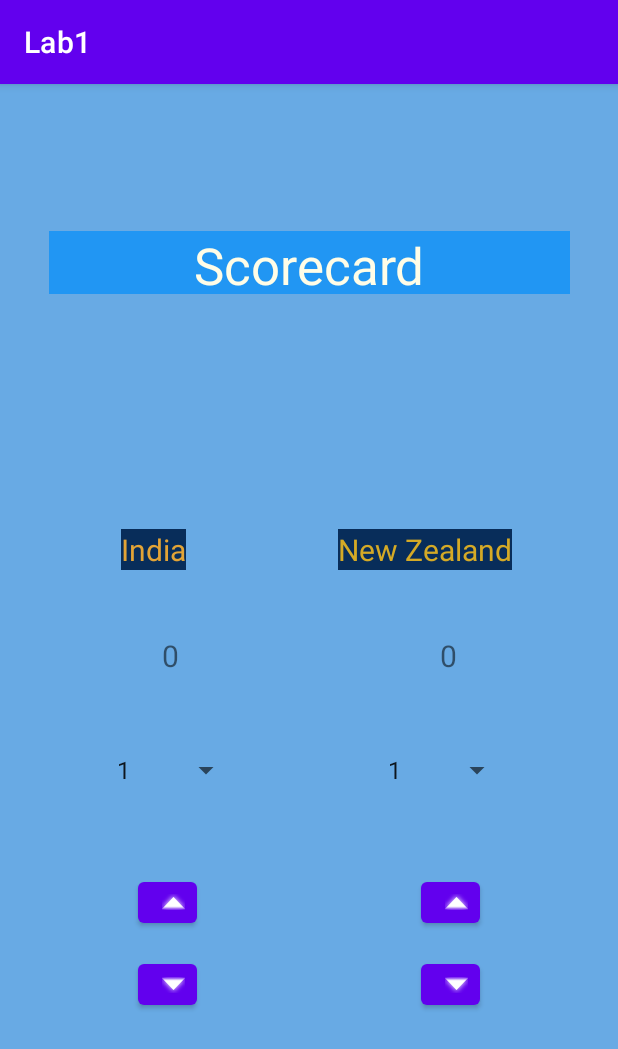
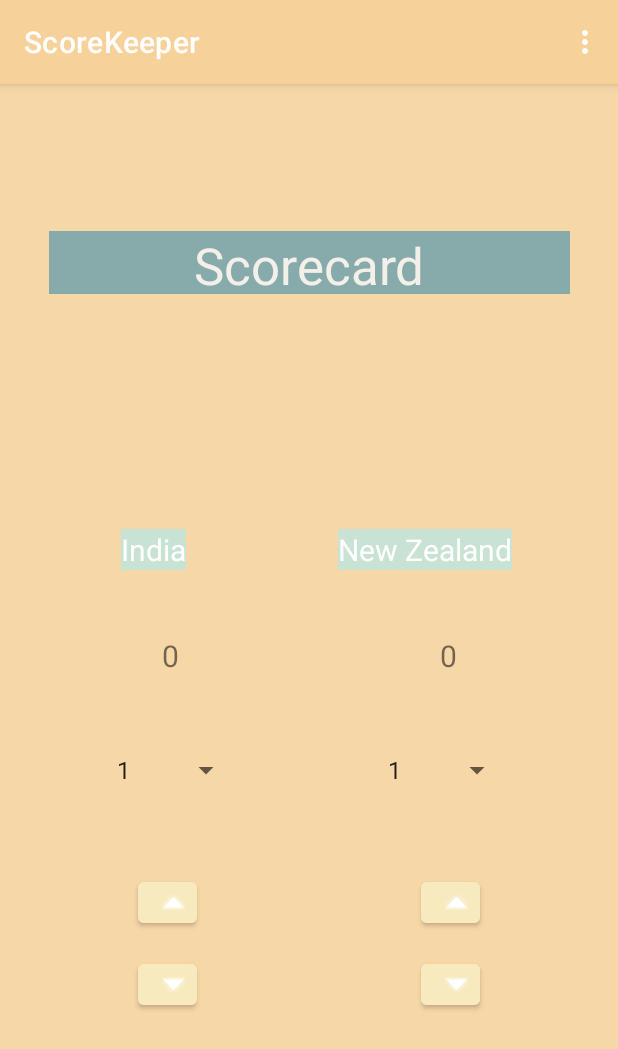
Before and after one commit to moxit01/Java_Lab_4, an Android app: the screen it shows after launch (MainActivity), on a phone screen of 412 x 824 dp. Shown: the top 1049 px of the screen. Run offline under Robolectric (Android 15) with nearby library versions, the phone set to English and light mode, and no system bars.

Commit message:
Added Styles

```diff
--- a/Scorekeeper/app/src/main/java/com/moxit/Score_keeper/MainActivity.java
+++ b/Scorekeeper/app/src/main/java/com/moxit/Score_keeper/MainActivity.java
@@ -2,6 +2,8 @@ package com.moxit.Score_keeper;
 
 import android.annotation.SuppressLint;
 import android.os.Bundle;
+import android.view.Menu;
+import android.view.MenuItem;
 import android.view.View;
 import android.widget.AdapterView;
 import android.widget.ArrayAdapter;
@@ -34,6 +36,19 @@ public class MainActivity extends AppCompatActivity {
 
     }
 
+    public boolean onCreateOptionsMenu(Menu menu){
+        getMenuInflater().inflate(R.menu.menu, menu);
+        return true;
+    }
+
+    public boolean onOptionsItemSelected(MenuItem menu){
+
+        return true;
+
+    }
+
+
+
     void initLayouts()
     {
         //LAYOUTS referenced
@@ -52,7 +67,7 @@ public class MainActivity extends AppCompatActivity {
 
     void initListeners()
     {
-        //array Adapter for spinner.
+        //array Adapter for spinner which will store the items in the spinner.
         ArrayAdapter<CharSequence> adapter = ArrayAdapter.createFromResource(this,
                 R.array.india_spinner, android.R.layout.simple_spinner_item);
         india_spinner.setAdapter(adapter);
--- a/Scorekeeper/app/src/main/res/layout/activity_main.xml
+++ b/Scorekeeper/app/src/main/res/layout/activity_main.xml
@@ -4,10 +4,11 @@
     xmlns:tools="http://schemas.android.com/tools"
     android:layout_width="match_parent"
     android:layout_height="match_parent"
-    android:background="#68AAE4"
+    style="@style/app"
     tools:context="com.moxit.Score_keeper.MainActivity">
 
     <TextView
+        style="@style/Team"
         android:id="@+id/textView"
         android:layout_width="wrap_content"
         android:layout_height="wrap_content"
@@ -15,9 +16,7 @@
         android:layout_marginTop="278dp"
         android:layout_marginEnd="287dp"
         android:layout_marginBottom="426dp"
-        android:background="#082D5A"
         android:text="@string/india"
-        android:textColor="#E3A436"
         android:textSize="20sp"
         app:layout_constraintBottom_toBottomOf="parent"
         app:layout_constraintEnd_toEndOf="parent"
@@ -25,6 +24,7 @@
         app:layout_constraintTop_toTopOf="parent" />
 
     <TextView
+        style="@style/Team"
         android:id="@+id/textView2"
         android:layout_width="wrap_content"
         android:layout_height="wrap_content"
@@ -32,9 +32,7 @@
         android:layout_marginTop="278dp"
         android:layout_marginEnd="70dp"
         android:layout_marginBottom="426dp"
-        android:background="#082D5A"
         android:text="@string/new_zealand"
-        android:textColor="#D5AA26"
         android:textSize="20sp"
         app:layout_constraintBottom_toBottomOf="parent"
         app:layout_constraintEnd_toEndOf="parent"
@@ -72,6 +70,7 @@
         app:layout_constraintTop_toTopOf="parent" />
 
     <Button
+        style="@style/button"
         android:id="@+id/I_decrease"
         android:layout_width="39dp"
         android:layout_height="39dp"
@@ -85,6 +84,7 @@
         tools:ignore="DuplicateSpeakableTextCheck,OnClick,SpeakableTextPresentCheck,TextContrastCheck,TouchTargetSizeCheck" />
 
     <Button
+        style="@style/button"
         android:id="@+id/I_Increase"
         android:layout_width="39dp"
         android:layout_height="39dp"
@@ -99,6 +99,7 @@
 
 
     <Button
+        style="@style/button"
         android:id="@+id/N_decrease"
         android:layout_width="39dp"
         android:layout_height="39dp"
@@ -112,6 +113,7 @@
         tools:ignore="TextContrastCheck,SpeakableTextPresentCheck,TouchTargetSizeCheck" />
 
     <Button
+        style="@style/button"
         android:id="@+id/N_Increase"
         android:layout_width="39dp"
         android:layout_height="39dp"
@@ -152,6 +154,7 @@
         tools:ignore="SpeakableTextPresentCheck,TouchTargetSizeCheck" />
 
     <TextView
+        style="@style/Scorecard"
         android:id="@+id/textView5"
         android:layout_width="347dp"
         android:layout_height="42dp"
@@ -159,10 +162,8 @@
         android:layout_marginTop="79dp"
         android:layout_marginEnd="32dp"
         android:layout_marginBottom="610dp"
-        android:background="#2196F3"
         android:text="@string/scorecard"
         android:textAlignment="center"
-        android:textColor="#FFFDE7"
         android:textSize="34sp"
         app:layout_constraintBottom_toBottomOf="parent"
         app:layout_constraintEnd_toEndOf="parent"
--- /dev/null
+++ b/Scorekeeper/app/src/main/res/menu/menu.xml
@@ -0,0 +1,11 @@
+<?xml version="1.0" encoding="utf-8"?>
+<menu xmlns:app="http://schemas.android.com/apk/res-auto"
+    xmlns:android="http://schemas.android.com/apk/res/android">
+
+    <item
+        android:id="@+id/about"
+        android:title="About" />
+    <item
+        android:id="@+id/settings"
+        android:title="Settings" />
+</menu>
--- a/Scorekeeper/app/src/main/res/values-night/themes.xml
+++ b/Scorekeeper/app/src/main/res/values-night/themes.xml
@@ -2,7 +2,7 @@
     <!-- Base application theme. -->
     <style name="Theme.Lab1" parent="Theme.MaterialComponents.DayNight.DarkActionBar">
         <!-- Primary brand color. -->
-        <item name="colorPrimary">@color/purple_200</item>
+        <item name="colorPrimary">@color/nblue</item>
         <item name="colorPrimaryVariant">@color/purple_700</item>
         <item name="colorOnPrimary">@color/black</item>
         <!-- Secondary brand color. -->
@@ -10,7 +10,25 @@
         <item name="colorSecondaryVariant">@color/teal_200</item>
         <item name="colorOnSecondary">@color/black</item>
         <!-- Status bar color. -->
-        <item name="android:statusBarColor" tools:targetApi="l">?attr/colorPrimaryVariant</item>
+        <item name="android:statusBarColor" tools:targetApi="l">#041522</item>
         <!-- Customize your theme here. -->
     </style>
+
+    <style name="app">
+        <item name="android:background">#082032</item>
+    </style>
+
+    <style name="Scorecard">
+        <item name="android:textColor">#F4F0E9</item>
+        <item name="android:background">#FF4C29</item>
+    </style>
+
+    <style name="button">
+        <item name="android:backgroundTint">#2C394B</item>
+    </style>
+
+    <style name="Team">
+        <item name="android:textColor">#F4F0E9</item>
+        <item name="android:background">#334756</item>
+    </style>
 </resources>
--- a/Scorekeeper/app/src/main/res/values/colors.xml
+++ b/Scorekeeper/app/src/main/res/values/colors.xml
@@ -7,4 +7,6 @@
     <color name="teal_700">#FF018786</color>
     <color name="black">#FF000000</color>
     <color name="white">#FFFFFFFF</color>
+    <color name="sandy">#F6D199</color>
+    <color name="nblue">#041522</color>
 </resources>
--- a/Scorekeeper/app/src/main/res/values/strings.xml
+++ b/Scorekeeper/app/src/main/res/values/strings.xml
@@ -1,5 +1,5 @@
 <resources>
-    <string name="app_name">Lab1</string>
+    <string name="app_name">ScoreKeeper</string>
     <string name="button">Button</string>
     <string name="button2">Button</string>
     <string name="india">India</string>
--- a/Scorekeeper/app/src/main/res/values/themes.xml
+++ b/Scorekeeper/app/src/main/res/values/themes.xml
@@ -2,7 +2,7 @@
     <!-- Base application theme. -->
     <style name="Theme.Lab1" parent="Theme.MaterialComponents.DayNight.DarkActionBar">
         <!-- Primary brand color. -->
-        <item name="colorPrimary">@color/purple_500</item>
+        <item name="colorPrimary">@color/sandy</item>
         <item name="colorPrimaryVariant">@color/purple_700</item>
         <item name="colorOnPrimary">@color/white</item>
         <!-- Secondary brand color. -->
@@ -10,7 +10,25 @@
         <item name="colorSecondaryVariant">@color/teal_700</item>
         <item name="colorOnSecondary">@color/black</item>
         <!-- Status bar color. -->
-        <item name="android:statusBarColor" tools:targetApi="l">?attr/colorPrimaryVariant</item>
+        <item name="android:statusBarColor" tools:targetApi="l">#F1C177</item>
         <!-- Customize your theme here. -->
     </style>
+
+    <style name="app">
+        <item name="android:background">#F6D7A7</item>
+    </style>
+
+    <style name="Scorecard">
+        <item name="android:textColor">#F4F0E9</item>
+        <item name="android:background">#87AAAA</item>
+    </style>
+
+    <style name="button">
+        <item name="android:backgroundTint">#F6EABE</item>
+    </style>
+
+    <style name="Team">
+        <item name="android:textColor">#FFFFFF</item>
+        <item name="android:background">#C8E3D4</item>
+    </style>
 </resources>
--- a/Scorekeeper/build.gradle
+++ b/Scorekeeper/build.gradle
@@ -1,7 +1,7 @@
 // Top-level build file where you can add configuration options common to all sub-projects/modules.
 plugins {
-    id 'com.android.application' version '7.1.1' apply false
-    id 'com.android.library' version '7.1.1' apply false
+    id 'com.android.application' version '7.1.2' apply false
+    id 'com.android.library' version '7.1.2' apply false
 }
 
 task clean(type: Delete) {
```
